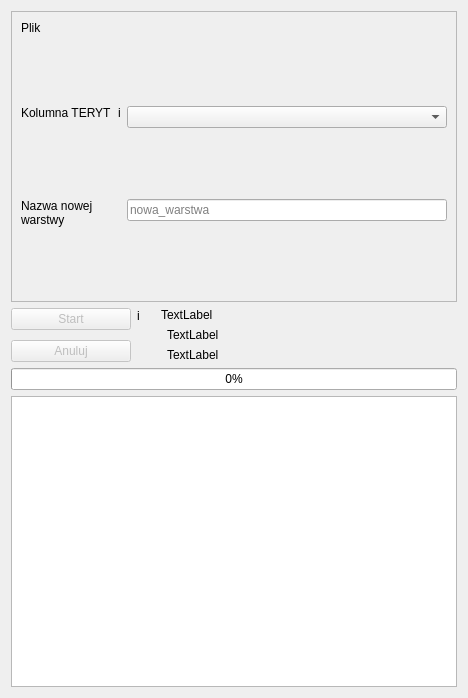
First picture: the form in wyszukiwarka-gugik-uldk/modules/csv_import/main_base.ui, repository gis-support/wyszukiwarka-gugik-uldk, before the edit.
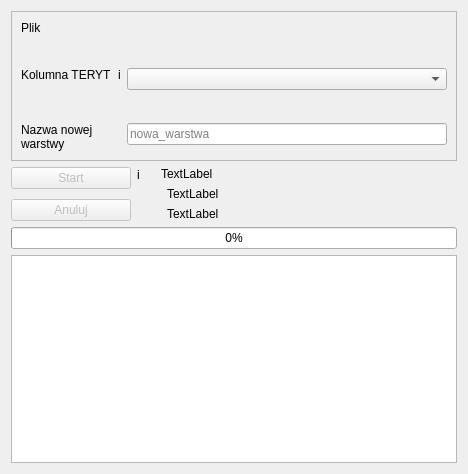
Second picture: the form after the edit. Custom widgets are drawn as their Qt base class.

Commit message: dostosowanie rozmiarów elementów ui

The edit to the form file:
```diff
--- a/wyszukiwarka-gugik-uldk/modules/csv_import/main_base.ui
+++ b/wyszukiwarka-gugik-uldk/modules/csv_import/main_base.ui
@@ -7,9 +7,15 @@
     <x>0</x>
     <y>0</y>
     <width>468</width>
-    <height>698</height>
+    <height>474</height>
    </rect>
   </property>
+  <property name="sizePolicy">
+   <sizepolicy hsizetype="Preferred" vsizetype="Fixed">
+    <horstretch>0</horstretch>
+    <verstretch>0</verstretch>
+   </sizepolicy>
+  </property>
   <property name="windowTitle">
    <string>Frame</string>
   </property>
@@ -22,6 +28,12 @@
   <layout class="QVBoxLayout" name="verticalLayout">
    <item>
     <widget class="QFrame" name="frame_2">
+     <property name="maximumSize">
+      <size>
+       <width>16777215</width>
+       <height>150</height>
+      </size>
+     </property>
      <property name="frameShape">
       <enum>QFrame::StyledPanel</enum>
      </property>
@@ -127,19 +139,6 @@
         </property>
        </widget>
       </item>
-      <item row="5" column="0">
-       <spacer name="verticalSpacer_9">
-        <property name="orientation">
-         <enum>Qt::Vertical</enum>
-        </property>
-        <property name="sizeHint" stdset="0">
-         <size>
-          <width>20</width>
-          <height>15</height>
-         </size>
-        </property>
-       </spacer>
-      </item>
      </layout>
     </widget>
    </item>
```
The commit also changes 2 other files.
